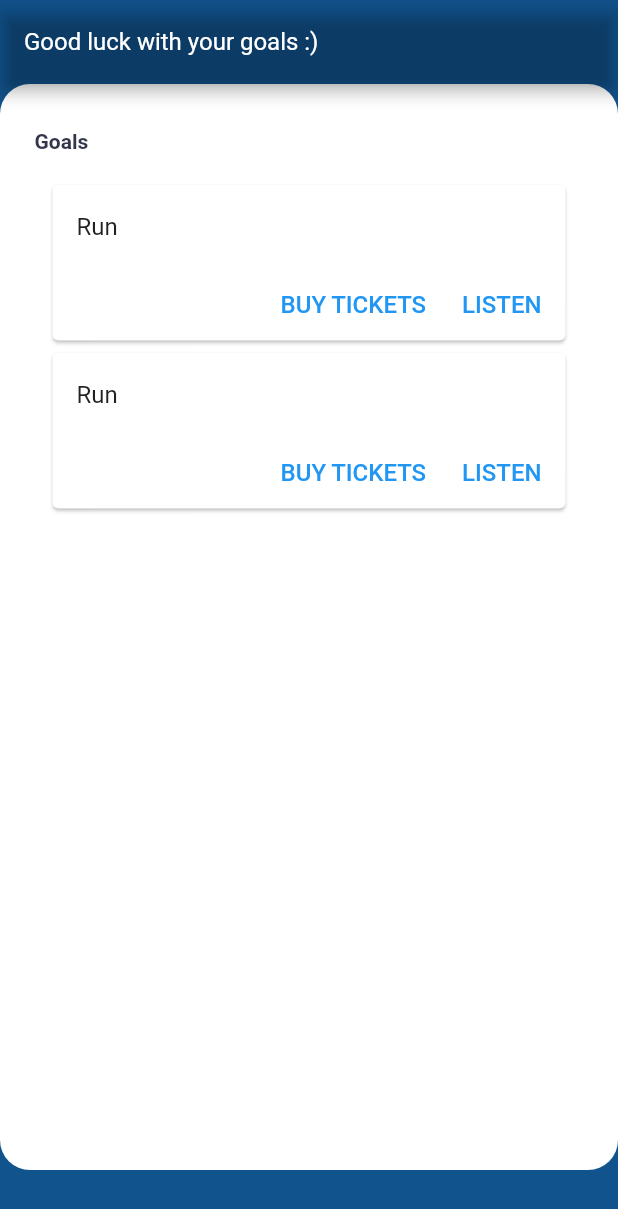
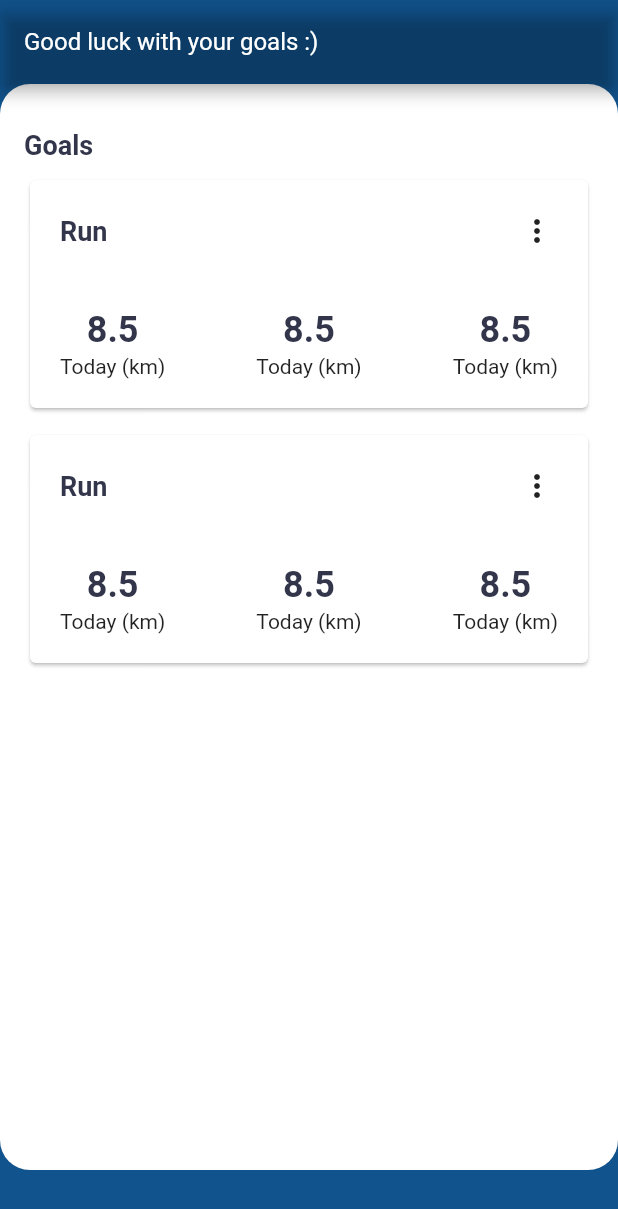
Before and after one commit to sajadmaster/goals-lite, a Flutter app: the screen it shows after launch, on a phone screen of 412 x 824 dp. Shown: the top 1209 px of the screen. Run offline on Flutter 3.47's test engine with Material 2 defaults, Android fonts, the phone set to English and light mode, and no system bars; our stand-ins replace cloud_firestore, firebase_auth, firebase_core, modal_bottom_sheet, sign_in_with_apple; accounts and stored records are empty.

Commit message:
goal card view progressing

```diff
--- a/lib/Dashboard/dashboard_with_content_view.dart
+++ b/lib/Dashboard/dashboard_with_content_view.dart
@@ -13,7 +13,7 @@ class _DashboardWithContentState extends State<DashboardWithContent> {
   @override
   Widget build(BuildContext context) {
     return Padding(
-      padding: const EdgeInsets.symmetric(horizontal: 23, vertical: 30),
+      padding: const EdgeInsets.symmetric(horizontal: 16, vertical: 30),
       child: Column(
         mainAxisAlignment: MainAxisAlignment.start,
         crossAxisAlignment: CrossAxisAlignment.stretch,
@@ -21,14 +21,14 @@ class _DashboardWithContentState extends State<DashboardWithContent> {
           Text(
             'Goals',
             style: TextStyle(
-                fontSize: 14, fontWeight: FontWeight.bold, color: black2),
+                fontSize: 18, fontWeight: FontWeight.bold, color: black2),
           ),
           SizedBox(height: 9),
           Expanded(
             child: ListView(
-              padding: const EdgeInsets.all(8),
               children: <Widget>[
                 GoalCard(),
+                SizedBox(height: 10),
                 GoalCard(),
               ],
             ),
--- a/lib/Dashboard/goal_card_view.dart
+++ b/lib/Dashboard/goal_card_view.dart
@@ -1,36 +1,70 @@
 import 'package:flutter/material.dart';
+import 'package:goals_lite/_shared/my_colors.dart';
 
 class GoalCard extends StatelessWidget {
   const GoalCard({Key? key}) : super(key: key);
 
   @override
   Widget build(BuildContext context) {
-    return Center(
+    return Container(
+      height: 160,
       child: Card(
         child: Column(
-          mainAxisSize: MainAxisSize.min,
           children: <Widget>[
-            const ListTile(
-              title: Text('Run'),
+            Padding(
+              padding: const EdgeInsets.only(left: 20, right: 10, top: 10),
+              child: Row(
+                children: [
+                  Text(
+                    'Run',
+                    style: TextStyle(
+                        color: black2,
+                        fontSize: 18,
+                        fontWeight: FontWeight.bold),
+                  ),
+                  Spacer(),
+                  IconButton(
+                    onPressed: () => {},
+                    icon: Icon(Icons.more_vert),
+                  )
+                ],
+              ),
             ),
-            Row(
-              mainAxisAlignment: MainAxisAlignment.end,
-              children: <Widget>[
-                TextButton(
-                  child: const Text('BUY TICKETS'),
-                  onPressed: () {/* ... */},
-                ),
-                const SizedBox(width: 8),
-                TextButton(
-                  child: const Text('LISTEN'),
-                  onPressed: () {/* ... */},
-                ),
-                const SizedBox(width: 8),
-              ],
-            ),
+            Spacer(),
+            Padding(
+              padding: const EdgeInsets.only(left: 20, right: 20, bottom: 20),
+              child: Row(
+                children: [
+                  RecordColumn(),
+                  Spacer(),
+                  RecordColumn(),
+                  Spacer(),
+                  RecordColumn(),
+                ],
+              ),
+            )
           ],
         ),
       ),
     );
   }
 }
+
+class RecordColumn extends StatelessWidget {
+  RecordColumn();
+
+  @override
+  Widget build(BuildContext context) {
+    return Column(
+      children: [
+        Text(
+          '8.5',
+          style: TextStyle(
+              fontSize: 24, fontWeight: FontWeight.bold, color: black2),
+        ),
+        SizedBox(height: 2),
+        Text('Today (km)'),
+      ],
+    );
+  }
+}
```
